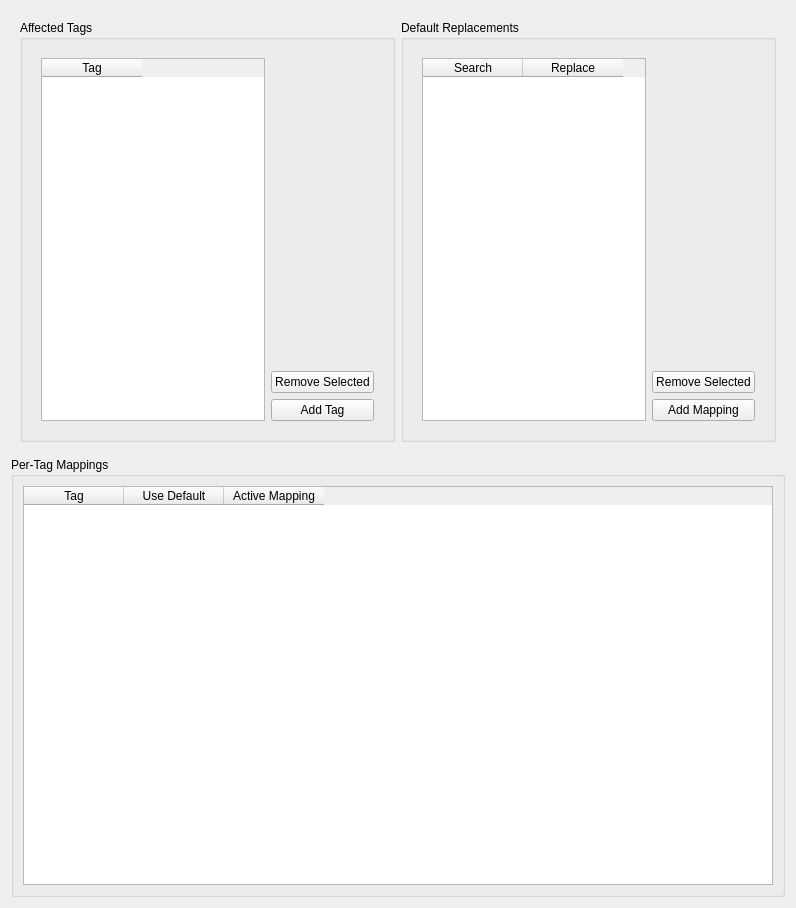
Above: plugins/replace_unwanted_characters/replace_unwanted_characters_config.ui from metabrainz/picard-plugins before the change. Below: the same form after it.
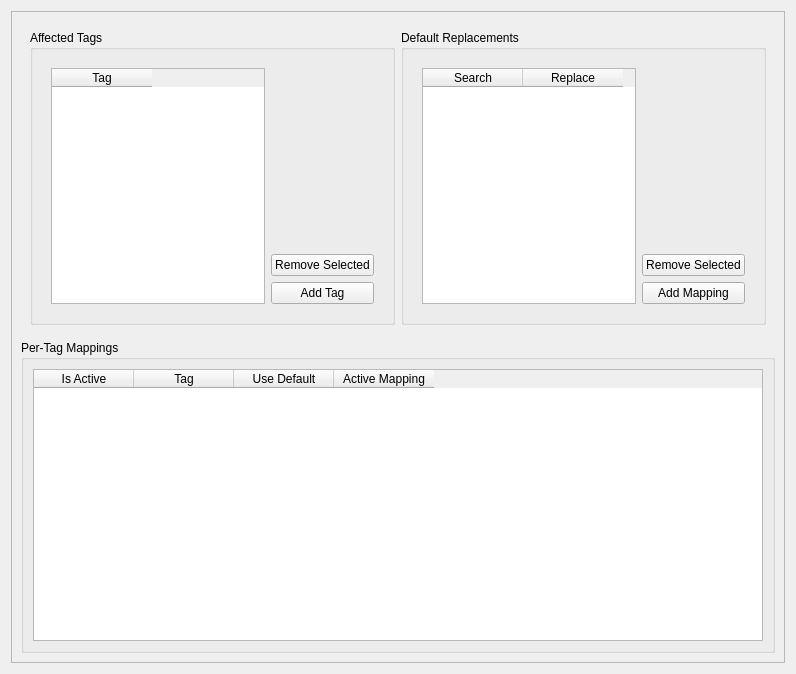
That is the form after the change.

```diff
--- a/plugins/replace_unwanted_characters/replace_unwanted_characters_config.ui
+++ b/plugins/replace_unwanted_characters/replace_unwanted_characters_config.ui
@@ -7,7 +7,7 @@
                 <x>0</x>
                 <y>0</y>
                 <width>796</width>
-                <height>908</height>
+    <height>674</height>
             </rect>
         </property>
         <property name="windowTitle">
@@ -15,6 +15,21 @@
         </property>
         <layout class="QVBoxLayout" name="verticalLayout">
             <item>
+    <widget class="QScrollArea" name="scrollArea">
+     <property name="widgetResizable">
+      <bool>true</bool>
+     </property>
+     <widget class="QWidget" name="scrollAreaWidgetContents">
+      <property name="geometry">
+       <rect>
+        <x>0</x>
+        <y>0</y>
+        <width>776</width>
+        <height>654</height>
+       </rect>
+      </property>
+      <layout class="QVBoxLayout" name="verticalLayout_4">
+       <item>
                 <widget class="QWidget" name="widget_3" native="true">
                     <layout class="QHBoxLayout" name="horizontalLayout_3">
                         <item>
@@ -189,8 +204,13 @@
                                     <number>0</number>
                                 </property>
                                 <property name="columnCount">
-                                    <number>3</number>
-                                </property>
+             <number>4</number>
+            </property>
+            <column>
+             <property name="text">
+              <string>Is Active</string>
+             </property>
+            </column>
                                 <column>
                                     <property name="text">
                                         <string>Tag</string>
@@ -209,6 +229,10 @@
                             </widget>
                         </item>
                     </layout>
+        </widget>
+       </item>
+      </layout>
+     </widget>
                 </widget>
             </item>
         </layout>
```
Lines whose indentation alone changed are shown as unchanged.
